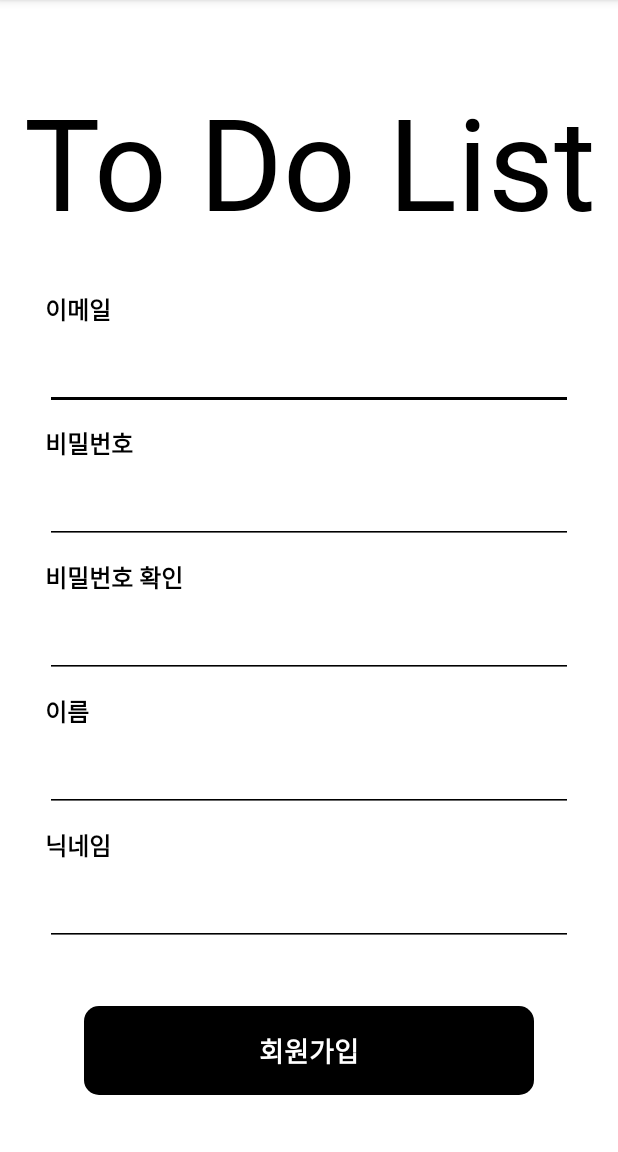
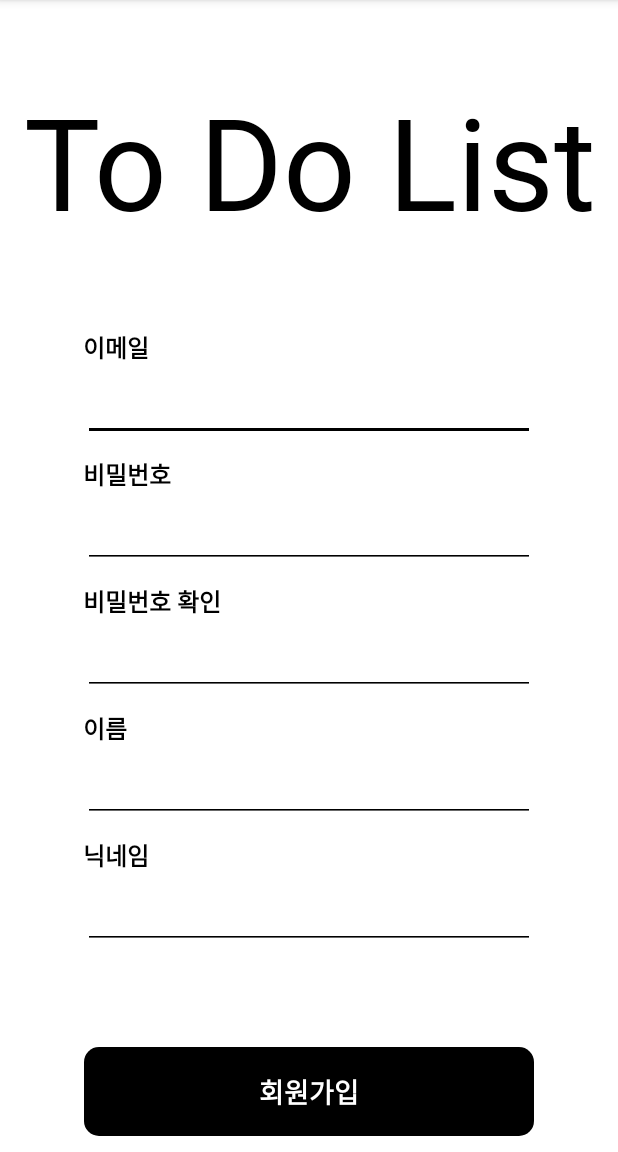
Before and after one commit to hyunmin0317/LOOKIE_FRONT_TOY2, an Android app: the layout activity_signup.xml on its own in the app's theme, with its tools: preview values and no code run, on a phone screen of 412 x 824 dp, the part 84-1236 px from its top. Run offline under Robolectric (Android 15) with nearby library versions, the phone set to English and light mode, and no system bars.

Commit message:
Update signup.xml

```diff
--- a/app/src/main/res/layout/activity_login.xml
+++ b/app/src/main/res/layout/activity_login.xml
@@ -25,7 +25,7 @@
         android:layout_height="wrap_content"
         android:layout_gravity="center"
         android:orientation="vertical"
-        android:padding="60dp">
+        android:padding="55dp">
 
         <TextView
             android:layout_width="wrap_content"
@@ -37,7 +37,7 @@
             android:textStyle="bold"/>
 
         <EditText
-            android:id="@+id/username_inputbox"
+            android:id="@+id/email_inputbox"
             android:layout_width="match_parent"
             android:layout_height="50dp"
             android:layout_gravity="center"
@@ -83,7 +83,7 @@
         android:layout_width="300dp"
         android:layout_height="wrap_content"
         android:layout_gravity="center"
-        android:background="@drawable/edittext_rounded_corner_rectangle"
+        android:background="@drawable/rounded_button"
         android:textColor="#ffffff"
         android:paddingLeft="32dp"
         android:gravity="center"
--- a/app/src/main/res/layout/activity_signup.xml
+++ b/app/src/main/res/layout/activity_signup.xml
@@ -7,7 +7,6 @@
     android:background="#ffffff"
     android:orientation="vertical"
     tools:context=".LoginActivity">
-
 
     <TextView
         android:layout_width="match_parent"
@@ -19,13 +18,12 @@
         android:textColor="#000000"
         android:textSize="85dp" />
 
-
     <LinearLayout
         android:layout_width="match_parent"
         android:layout_height="wrap_content"
         android:layout_gravity="center"
         android:orientation="vertical"
-        android:padding="30dp">
+        android:padding="55dp">
 
         <TextView
             android:layout_width="wrap_content"
@@ -37,9 +35,9 @@
             android:textStyle="bold"/>
 
         <EditText
-            android:id="@+id/username_inputbox"
+            android:id="@+id/email_inputbox"
             android:layout_width="match_parent"
-            android:layout_height="50dp"
+            android:layout_height="45dp"
             android:layout_gravity="center"
             android:layout_marginBottom="10dp"
             android:gravity="center"
@@ -58,7 +56,7 @@
         <EditText
             android:id="@+id/password_inputbox"
             android:layout_width="match_parent"
-            android:layout_height="50dp"
+            android:layout_height="45dp"
             android:layout_gravity="center"
             android:layout_marginBottom="10dp"
             android:gravity="center"
@@ -76,9 +74,9 @@
             android:textStyle="bold"/>
 
         <EditText
-            android:id="@+id/password_confirmbox"
+            android:id="@+id/password2_inputbox"
             android:layout_width="match_parent"
-            android:layout_height="50dp"
+            android:layout_height="45dp"
             android:layout_gravity="center"
             android:layout_marginBottom="10dp"
             android:gravity="center"
@@ -98,7 +96,7 @@
         <EditText
             android:id="@+id/name_inputbox"
             android:layout_width="match_parent"
-            android:layout_height="50dp"
+            android:layout_height="45dp"
             android:layout_gravity="center"
             android:layout_marginBottom="10dp"
             android:gravity="center"
@@ -118,7 +116,7 @@
         <EditText
             android:id="@+id/nickname_inputbox"
             android:layout_width="match_parent"
-            android:layout_height="50dp"
+            android:layout_height="45dp"
             android:layout_gravity="center"
             android:layout_marginBottom="10dp"
             android:gravity="center"
@@ -128,13 +126,12 @@
 
     </LinearLayout>
 
-
     <TextView
         android:id="@+id/signup"
         android:layout_width="300dp"
         android:layout_height="wrap_content"
         android:layout_gravity="center"
-        android:background="@drawable/edittext_rounded_corner_rectangle"
+        android:background="@drawable/rounded_button"
         android:textColor="#ffffff"
         android:paddingLeft="32dp"
         android:gravity="center"
@@ -145,5 +142,4 @@
         android:textSize="18dp"
         android:textStyle="bold" />
 
-
 </LinearLayout>
```
Also changed, not shown: app/src/main/res/drawable/rounded_button.xml (renamed from app/src/main/res/drawable/edittext_rounded_corner_rectangle.xml).
